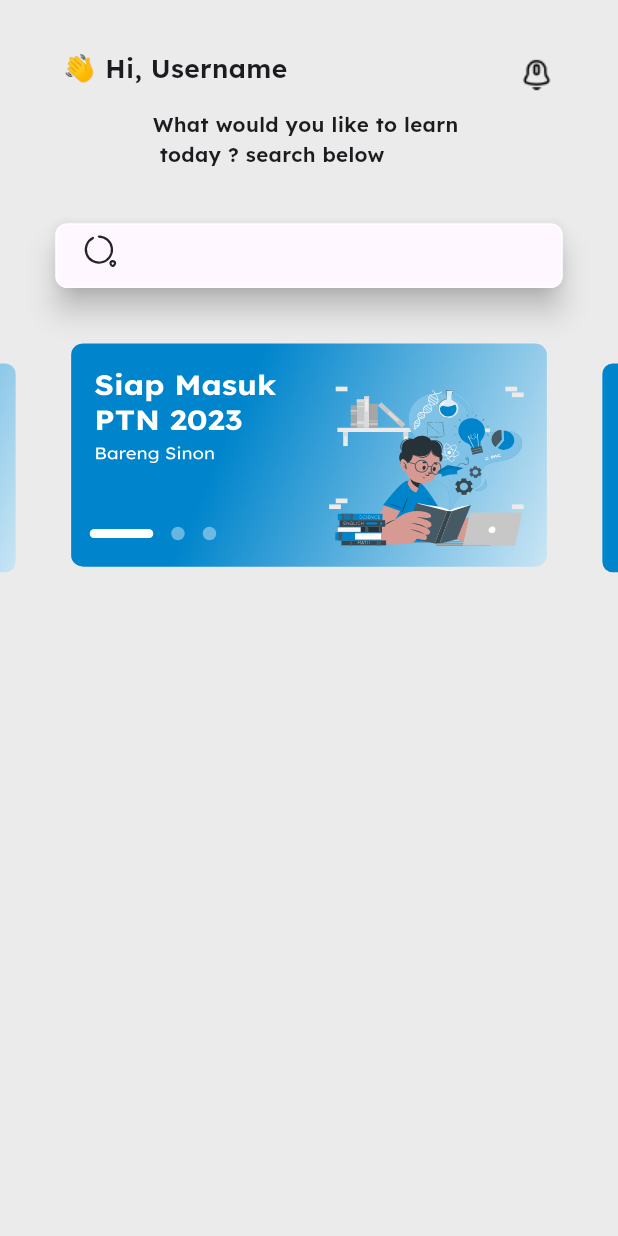
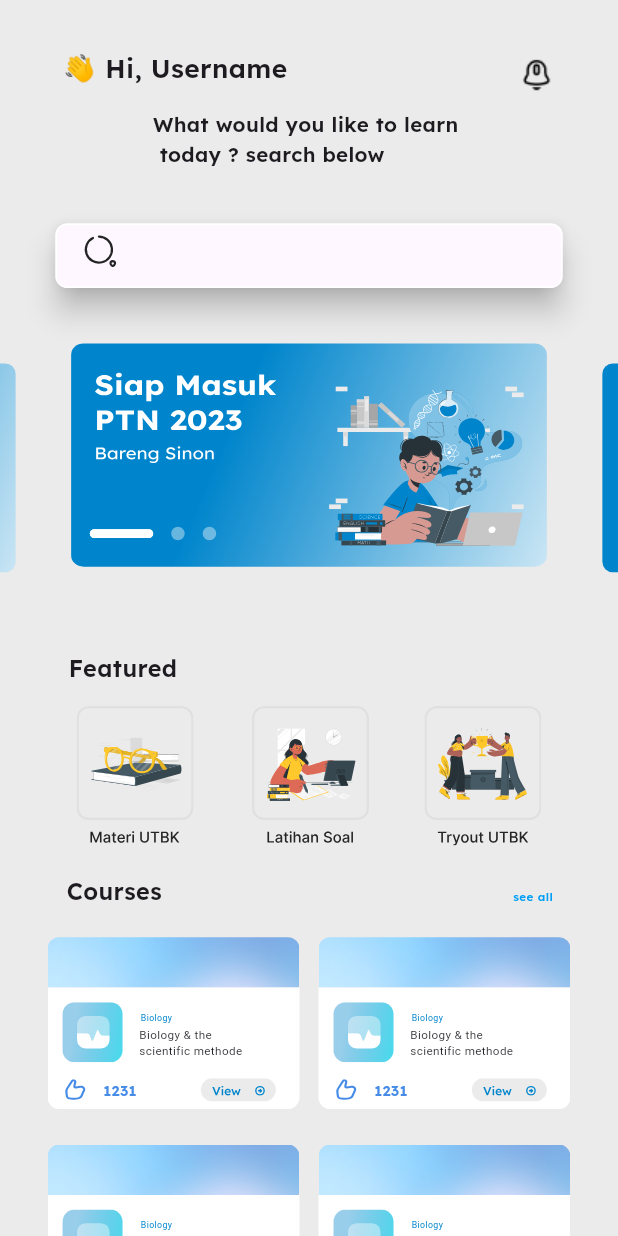
Before and after one commit to samibarsa/quiz, a Flutter app: the screen it shows after launch, on a phone screen of 412 x 824 dp. Run offline on Flutter 3.47's test engine with Material 3 defaults, Android fonts, the phone set to English and light mode, and no system bars; drawn by our look-alikes of carousel_slider, dots_indicator; our stand-ins replace flutter_screenutil, flutter_svg, font_awesome_flutter, introduction_screen; Roboto replaces fonts that are missing (Mochiy_pop_one).

Commit message:
add courses grid view to home page

```diff
--- /dev/null
+++ b/lib/features/Home/presentation/widgets/grid_view_builder.dart
@@ -0,0 +1,29 @@
+import 'package:flutter/material.dart';
+import 'package:flutter_screenutil/flutter_screenutil.dart';
+import 'package:quiz/core/util/constatnt.dart';
+import 'package:quiz/features/Home/presentation/widgets/grid_view_item.dart';
+
+class GridViewBuilder extends StatelessWidget {
+  const GridViewBuilder({
+    super.key,
+  });
+
+  @override
+  Widget build(BuildContext context) {
+    return SizedBox(
+      height: 765.h,
+      width: AppSize.width.w - 60.w,
+      child: GridView.builder(
+        shrinkWrap: true,
+        scrollDirection: Axis.vertical,
+        itemCount: 20,
+        gridDelegate: SliverGridDelegateWithFixedCrossAxisCount(
+            childAspectRatio: 1.327,
+            crossAxisSpacing: 12.w,
+            crossAxisCount: 2,
+            mainAxisSpacing: 12.h),
+        itemBuilder: (context, index) => const GridViewItem(),
+      ),
+    );
+  }
+}
--- /dev/null
+++ b/lib/features/Home/presentation/widgets/grid_view_item.dart
@@ -0,0 +1,98 @@
+import 'package:flutter/material.dart';
+import 'package:flutter/widgets.dart';
+import 'package:flutter_screenutil/flutter_screenutil.dart';
+import 'package:flutter_svg/svg.dart';
+import 'package:quiz/core/util/constatnt.dart';
+
+class GridViewItem extends StatelessWidget {
+  const GridViewItem({
+    super.key,
+  });
+
+  @override
+  Widget build(BuildContext context) {
+    return Column(
+      children: [
+        ClipRRect(
+          borderRadius: BorderRadius.vertical(top: Radius.circular(8.r)),
+          child: Image.asset('assets/images/Gradient.png',
+              width: 200.w, fit: BoxFit.fill),
+        ),
+        Container(
+          height: 83.h,
+          width: 200.w,
+          decoration: BoxDecoration(
+              color: Colors.white,
+              borderRadius:
+                  BorderRadius.vertical(bottom: Radius.circular(8.r))),
+          child: Column(
+            children: [
+              Row(
+                children: [
+                  Padding(
+                    padding: EdgeInsets.only(top: 10.h, left: 9.w, right: 10.w),
+                    child:
+                        SvgPicture.asset('assets/svgimages/textofcontiner.svg'),
+                  ),
+                  Column(
+                    mainAxisAlignment: MainAxisAlignment.start,
+                    crossAxisAlignment: CrossAxisAlignment.start,
+                    children: [
+                      Padding(
+                        padding: EdgeInsets.only(
+                            left: 01.sp, bottom: 2.h, top: 15.h),
+                        child: Text(
+                          "Biology",
+                          style: TextStyle(
+                              fontFamily: mochiy,
+                              fontSize: 6.sp,
+                              fontWeight: FontWeight.w400,
+                              color: const Color(0xff0085CC)),
+                        ),
+                      ),
+                      Text(
+                        "Biology & the\nscientific methode",
+                        textAlign: TextAlign.start,
+                        style: TextStyle(fontSize: 8.sp),
+                      )
+                    ],
+                  )
+                ],
+              ),
+              SizedBox(
+                height: 11.h,
+              ),
+              Row(
+                children: [
+                  Padding(
+                    padding: EdgeInsets.symmetric(horizontal: 10.w),
+                    child: SvgPicture.asset(
+                      'assets/svgimages/like.svg',
+                      height: 15.h,
+                      width: 15.w,
+                    ),
+                  ),
+                  Padding(
+                    padding: EdgeInsets.only(right: 40.w),
+                    child: Text(
+                      "1231",
+                      style: TextStyle(
+                          fontSize: 10.sp,
+                          fontWeight: FontWeight.w500,
+                          fontFamily: lexend,
+                          color: const Color(0xff468CE7)),
+                    ),
+                  ),
+                  Padding(
+                    padding: EdgeInsets.only(right: 5.w),
+                    child: SvgPicture.asset('assets/svgimages/viewbutton.svg'),
+                  )
+                ],
+              )
+            ],
+          ),
+        ),
+      ],
+    );
+  }
+}
--- a/lib/features/Home/presentation/widgets/home_page_body.dart
+++ b/lib/features/Home/presentation/widgets/home_page_body.dart
@@ -1,7 +1,9 @@
 import 'package:flutter/material.dart';
 import 'package:flutter_screenutil/flutter_screenutil.dart';
+import 'package:flutter_svg/svg.dart';
 import 'package:quiz/core/util/constatnt.dart';
 import 'package:carousel_slider/carousel_slider.dart';
+import 'package:quiz/features/Home/presentation/widgets/grid_view_builder.dart';
 import 'package:quiz/features/Home/presentation/widgets/header_of_home_page_body.dart';
 import 'package:quiz/features/Home/presentation/widgets/list_carusal_items.dart';
 import 'package:quiz/features/Home/presentation/widgets/search_text_filed.dart';
@@ -25,7 +27,7 @@ class _HomePageBodyState extends State<HomePageBody> {
     return SingleChildScrollView(
       child: SafeArea(
         child: Column(
-          mainAxisAlignment: MainAxisAlignment.center,
+          mainAxisAlignment: MainAxisAlignment.start,
           children: [
             HeaderOfHomePageBody(widget: widget),
             SizedBox(
@@ -61,6 +63,50 @@ class _HomePageBodyState extends State<HomePageBody> {
                 },
               ),
             ),
+            Padding(
+              padding: EdgeInsets.only(right: 235.w),
+              child: Text(
+                "Featured",
+                style: TextStyle(
+                    fontFamily: lexend,
+                    fontWeight: FontWeight.w600,
+                    fontSize: 16.sp),
+              ),
+            ),
+            SizedBox(
+              height: 15.h,
+            ),
+            SvgPicture.asset('assets/svgimages/features.svg'),
+            Row(
+              mainAxisAlignment: MainAxisAlignment.spaceBetween,
+              children: [
+                Padding(
+                  padding: EdgeInsets.only(left: 42.w, top: 20.h),
+                  child: Text(
+                    "Courses",
+                    style: TextStyle(
+                        fontFamily: lexend,
+                        fontWeight: FontWeight.w600,
+                        fontSize: 16.sp),
+                  ),
+                ),
+                Padding(
+                  padding: EdgeInsets.only(right: 41.w, top: 26.h),
+                  child: Text(
+                    "see all",
+                    style: TextStyle(
+                        color: const Color(0xff009FF5),
+                        fontFamily: lexend,
+                        fontWeight: FontWeight.w600,
+                        fontSize: 8.sp),
+                  ),
+                )
+              ],
+            ),
+            SizedBox(
+              height: 20.h,
+            ),
+            const GridViewBuilder()
           ],
         ),
       ),
--- a/lib/features/Home/presentation/widgets/list_carusal_items.dart
+++ b/lib/features/Home/presentation/widgets/list_carusal_items.dart
@@ -1,5 +1,5 @@
 import 'package:dots_indicator/dots_indicator.dart';
-import 'package:flutter/cupertino.dart';
+
 import 'package:flutter/material.dart';
 import 'package:flutter_screenutil/flutter_screenutil.dart';
 import 'package:flutter_svg/svg.dart';
```
Also changed, not shown: assets/images/Gradient.png (added), assets/svgimages/features.svg (added), assets/svgimages/like.svg (added), assets/svgimages/textofcontiner.svg (added), assets/svgimages/viewbutton.svg (added), 1 other file.
